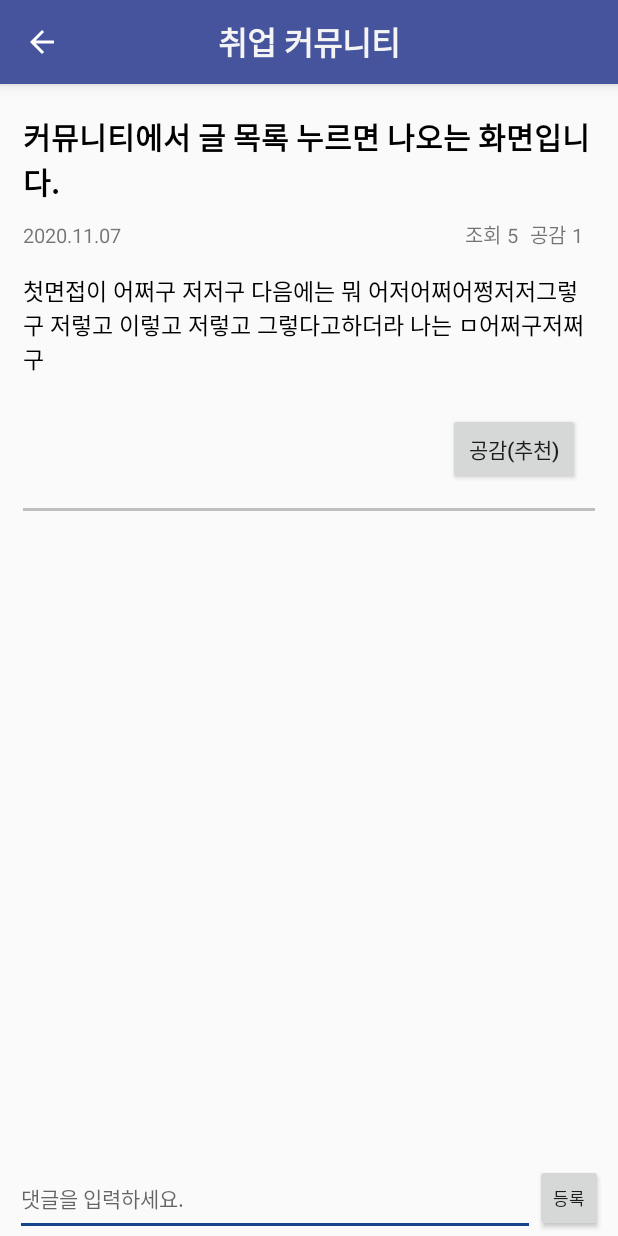
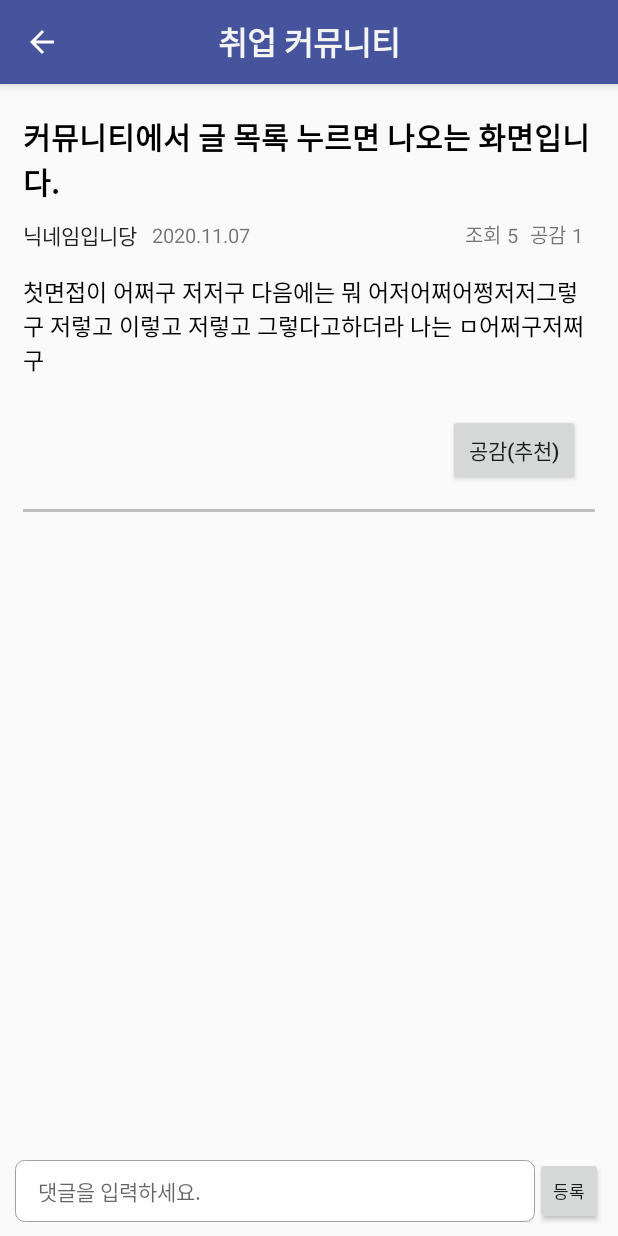
Before and after one commit to xoddus904/YouthWings, an Android app: the CommunityActivity2 screen opened directly, with no data from a screen before it, on a phone screen of 412 x 824 dp. Run offline under Robolectric (Android 15) with nearby library versions, the phone set to English and light mode, and no system bars.

Commit message:
댓글 삭제, 회원가입 시 닉네임 랜덤 생성(중복 안되게) 및 닉네임 정보 추가

```diff
--- a/app/src/main/java/com/example/youthwings/CommunityActivity2.java
+++ b/app/src/main/java/com/example/youthwings/CommunityActivity2.java
@@ -13,6 +13,7 @@ import android.util.Log;
 import android.view.MenuItem;
 import android.view.View;
 import android.view.inputmethod.InputMethodManager;
+import android.widget.AdapterView;
 import android.widget.EditText;
 import android.widget.ListView;
 import android.widget.TextView;
@@ -47,14 +48,15 @@ public class CommunityActivity2 extends AppCompatActivity implements CommunityCo
             date_detail_textView,               // 날짜 TextView
             recommend_detail_textView,          // 추천 수 TextView
             look_detail_textView,               // 조회 수 TextView
-            none_textView;                      // 댓글 내용 없을 때 TextView
+            none_textView,                      // 댓글 내용 없을 때 TextView
+            name_textView;                      // 닉네임 TextView
     private ListView listView;                  // 댓글 리스트뷰
 
-    private int boardId;                // 해당 게시글 번호
+    public int boardId;                // 해당 게시글 번호
     private String userId;              // 사용자 아이디
     private int recommend;              // 해당 게시글 추천 갯수
 
-    private CommunityConstants.Presenter presenter;
+    public CommunityConstants.Presenter presenter;
 
     @Override
     protected void onCreate(Bundle savedInstanceState) {
@@ -64,13 +66,12 @@ public class CommunityActivity2 extends AppCompatActivity implements CommunityCo
         initLayout();
         initData();
 
-        presenter.onGetCommunity(boardId);
+        presenter.onGetCommunity(boardId); // 게시글 가져오기
     }
 
     private void initData() {
         sharedPreferenceUtil = new SharedPreferenceUtil(this);
         intent = getIntent();       // 이전 액티비티에서 값 가져오기
-
         boardId = intent.getIntExtra("boardId", 0);        // 게시글 번호 세팅
         userId = sharedPreferenceUtil.getSharedString("userId");        // 사용자 아이디 세팅
     }
@@ -78,15 +79,13 @@ public class CommunityActivity2 extends AppCompatActivity implements CommunityCo
     private void initLayout() {
         listView = findViewById(R.id.com_reply_list);
         reply_editText = findViewById(R.id.com_reply_content);
-        // =============================================================
-        // TextView 초기화
-        // =============================================================
         title_detail_textView = findViewById(R.id.com_title_detail);
         content_detail_textView = findViewById(R.id.com_content_detail);
         date_detail_textView = findViewById(R.id.com_date_detail);
         recommend_detail_textView = findViewById(R.id.com_recommend_datail);
         look_detail_textView = findViewById(R.id.com_look_detail);
         none_textView = findViewById(R.id.com_reply_none);
+        name_textView = findViewById(R.id.com_name_detail);
 
         // =============================================================
         // 툴바관리
@@ -111,6 +110,7 @@ public class CommunityActivity2 extends AppCompatActivity implements CommunityCo
         date_detail_textView.setText(format.format(boardModel.getBoardDate()));
         recommend_detail_textView.setText(String.valueOf(recommend));
         look_detail_textView.setText(String.valueOf(boardModel.getBoardLook()));
+        name_textView.setText(boardModel.getUserModel().getNickName());
     }
 
     // =============================================================
@@ -126,7 +126,7 @@ public class CommunityActivity2 extends AppCompatActivity implements CommunityCo
             none_textView.setVisibility(View.GONE);
         }
 
-        CommunityReplyAdapter adapter = new CommunityReplyAdapter(this, replyModels);
+        CommunityReplyAdapter adapter = new CommunityReplyAdapter(this, replyModels, boardId);
         listView.setAdapter(adapter);
     }
 
@@ -147,21 +147,6 @@ public class CommunityActivity2 extends AppCompatActivity implements CommunityCo
                 presenter.onPostReply(this, boardId, replyContent);
                 break;
         }
-    }
-
-    // =============================================================
-    // 확인만 있는 알림창
-    // =============================================================
-    public void onAlertDialog(String content) {
-        AlertDialog.Builder builder = new AlertDialog.Builder(this);
-        builder.setTitle("청춘날개").setMessage(content);
-        builder.setPositiveButton("확인", new DialogInterface.OnClickListener() {
-            @Override
-            public void onClick(DialogInterface dialog, int id) {
-            }
-        });
-        AlertDialog alertDialog = builder.create();
-        alertDialog.show();
     }
 
     //툴바
@@ -186,10 +171,10 @@ public class CommunityActivity2 extends AppCompatActivity implements CommunityCo
     @Override
     public void onRecommendResult(boolean result) {
         if (result) {
-            onAlertDialog("추천되었습니다!");
+            AlertUtil.onAlertDialog(this, "추천되었습니다!");
             recommend++;
         } else {
-            onAlertDialog("취소되었습니다.");
+            AlertUtil.onAlertDialog(this, "취소되었습니다.");
             recommend--;
         }
         recommend_detail_textView.setText(String.valueOf(recommend));
@@ -198,14 +183,14 @@ public class CommunityActivity2 extends AppCompatActivity implements CommunityCo
     @Override
     public void onReplyResult(boolean result) {
         if (result) {
-            AlertUtil.onAlertDialog(this,"댓글이 작성되었습니다.");
+            AlertUtil.onAlertDialog(this, "댓글이 작성되었습니다.");
             reply_editText.setText("");
 
             // 키보드 내리기
-            InputMethodManager imm = (InputMethodManager)getSystemService(Context.INPUT_METHOD_SERVICE);
+            InputMethodManager imm = (InputMethodManager) getSystemService(Context.INPUT_METHOD_SERVICE);
             imm.hideSoftInputFromWindow(reply_editText.getWindowToken(), 0);
         } else {
-            AlertUtil.onAlertDialog(this,"잠시 후 다시 시도해주십시오.");
+            AlertUtil.onAlertDialog(this, "잠시 후 다시 시도해주십시오.");
         }
         presenter.onGetCommunity(boardId);
     }
--- a/app/src/main/java/com/example/youthwings/LoginActivity.java
+++ b/app/src/main/java/com/example/youthwings/LoginActivity.java
@@ -12,7 +12,7 @@ import com.example.youthwings.presenter.LoginConstants;
 import com.example.youthwings.presenter.login.LoginPresenter;
 import com.example.youthwings.util.SharedPreferenceUtil;
 
-public class LoginActivity extends AppCompatActivity implements LoginConstants.View {
+public class LoginActivity extends AppCompatActivity implements LoginConstants.LoginView {
     private Intent intent;
     private EditText editText_id, editText_pwd;
     private SharedPreferenceUtil sharedPreferenceUtil;
--- a/app/src/main/java/com/example/youthwings/presenter/CommunityConstants.java
+++ b/app/src/main/java/com/example/youthwings/presenter/CommunityConstants.java
@@ -55,5 +55,10 @@ public interface CommunityConstants {
         // 댓글 작성하기
         // ---------------------------------------------------
         void onPostReply(Context context, int boardId, String content);
+
+        // ---------------------------------------------------
+        // 댓글 삭제하기
+        // ---------------------------------------------------
+        void onDeleteReply(int replyId);
     }
 }
--- a/app/src/main/java/com/example/youthwings/presenter/community/CommunityPresenter.java
+++ b/app/src/main/java/com/example/youthwings/presenter/community/CommunityPresenter.java
@@ -52,4 +52,9 @@ public class CommunityPresenter implements CommunityConstants.Presenter {
     public void onPostReply(Context context, int boardId, String content) {
         communityService.onPostReply(context, boardId, content);
     }
+
+    @Override
+    public void onDeleteReply(int replyId) {
+        communityService.onDeleteReply(replyId);
+    }
 }
--- a/app/src/main/java/com/example/youthwings/server/ServiceApi.java
+++ b/app/src/main/java/com/example/youthwings/server/ServiceApi.java
@@ -39,6 +39,10 @@ public interface ServiceApi {
     @POST("/account")
     Call<UserRes> signUp(@Body UserModel userModel);
 
+    // 닉네임 생성
+    @GET("/account/nickname")
+    Call<UserRes> getNickName();
+
 // ===================================================================================
 
     // ***************************************
@@ -66,12 +70,12 @@ public interface ServiceApi {
     Call<BoardRes> postReply(@Path("id") int boardId, @Body ReplyModel replyModel);
 
     // 댓글 삭제
-    @DELETE("/board/{id}/reply/{reply_id}")
-    Call<BoardRes> delReply(@Path("id") int boardId, @Path("reply_id") int replyId);
+    @DELETE("/board/reply/{reply_id}")
+    Call<BoardRes> delReply(@Path("reply_id") int replyId);
 
     // 댓글 수정
-    @PATCH("/board/{id}/reply/{reply_id}")
-    Call<BoardRes> updateReply(@Path("id") int boardId, @Path("reply_id") int replyId, @Body ReplyModel replyModel);
+    @PATCH("/board/reply/{reply_id}")
+    Call<BoardRes> updateReply(@Path("reply_id") int replyId, @Body ReplyModel replyModel);
 
 
 
--- a/app/src/main/res/layout/activity_community2.xml
+++ b/app/src/main/res/layout/activity_community2.xml
@@ -26,11 +26,21 @@
             android:textSize="20dp"
             android:textStyle="bold" />
 
+
         <LinearLayout
             android:layout_width="wrap_content"
             android:layout_height="wrap_content"
             android:layout_marginTop="10dp"
+            android:gravity="center_vertical"
             android:orientation="horizontal">
+
+            <TextView
+                android:layout_marginRight="10dp"
+                android:id="@+id/com_name_detail"
+                android:layout_width="wrap_content"
+                android:layout_height="wrap_content"
+                android:text="닉네임입니당"
+                android:textColor="#222" />
 
             <TextView
                 android:id="@+id/com_date_detail"
@@ -132,7 +142,7 @@
         <LinearLayout
             android:id="@+id/com_reply_layout"
             android:layout_width="match_parent"
-            android:layout_height="50dp"
+            android:layout_height="60dp"
             android:layout_alignParentBottom="true"
             android:layout_gravity="bottom"
             android:gravity="center_vertical"
@@ -140,9 +150,13 @@
             android:paddingHorizontal="10dp">
 
             <EditText
+                android:background="@drawable/view_input"
                 android:id="@+id/com_reply_content"
                 android:layout_width="match_parent"
-                android:layout_height="match_parent"
+                android:layout_height="wrap_content"
+                android:paddingHorizontal="15dp"
+                android:paddingVertical="10dp"
+                android:layout_marginVertical="5dp"
                 android:layout_weight="1"
                 android:hint="댓글을 입력하세요."
                 android:maxLength="255"
--- a/app/src/main/res/layout/activity_join.xml
+++ b/app/src/main/res/layout/activity_join.xml
@@ -31,21 +31,21 @@
             android:textColor="#000"
             android:textSize="15dp" />
 
-        <EditText
+        <TextView
             android:id="@+id/nickname_entry"
             android:layout_width="match_parent"
             android:layout_height="50dp"
             android:layout_marginTop="5dp"
             android:layout_marginBottom="20dp"
             android:background="@drawable/view_input"
-            android:hint="닉네임"
             android:inputType="text"
             android:maxLength="30"
+            android:textColor="#111"
             android:onClick="onClick"
             android:paddingLeft="20dp"
             android:paddingTop="3dp"
+            android:gravity="center"
             android:singleLine="true"
-            android:textColorHint="#B5B5B5"
             android:textSize="15dp" />
 
         <TextView
```
Also changed, not shown: app/src/main/java/com/example/youthwings/JoinActivity.java (+17 -6 lines), app/src/main/java/com/example/youthwings/adapter/CommunityListAdapter.java (+5 -5 lines), app/src/main/java/com/example/youthwings/adapter/CommunityReplyAdapter.java (+68 -6 lines), app/src/main/java/com/example/youthwings/presenter/LoginConstants.java (+13 -2 lines), app/src/main/java/com/example/youthwings/presenter/login/LoginPresenter.java (+15 -5 lines), app/src/main/java/com/example/youthwings/server/model/ReplyModel.java (+5 -5 lines), app/src/main/java/com/example/youthwings/server/model/UserRes.java (+7 -0 lines), app/src/main/java/com/example/youthwings/service/CommunityService.java (+31 -1 lines), app/src/main/java/com/example/youthwings/service/UserService.java (+43 -5 lines), app/src/main/res/layout/community_listview_item.xml (+10 -1 lines).
